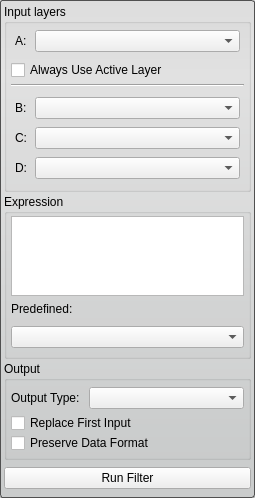
Qt form Interface/ToolInterface/ArithmeticFilterInterface.ui (jessdtate/Seg3D) before a commit.
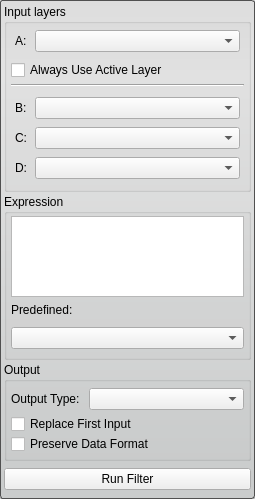
The same form after that commit.

Commit message: adding extra class as interface of base filter needs to be in a different library.

Patch:
```diff
--- a/Interface/ToolInterface/ArithmeticFilterInterface.ui
+++ b/Interface/ToolInterface/ArithmeticFilterInterface.ui
@@ -7,7 +7,7 @@
     <x>0</x>
     <y>0</y>
     <width>255</width>
-    <height>473</height>
+    <height>499</height>
    </rect>
   </property>
   <property name="windowTitle">
@@ -288,7 +288,7 @@
         <property name="minimumSize">
          <size>
           <width>0</width>
-          <height>80</height>
+          <height>40</height>
          </size>
         </property>
         <property name="plainText">
```
Left out of the diff: 2 changed lines with no effect on the pictures. The commit also changes 3 other files.
